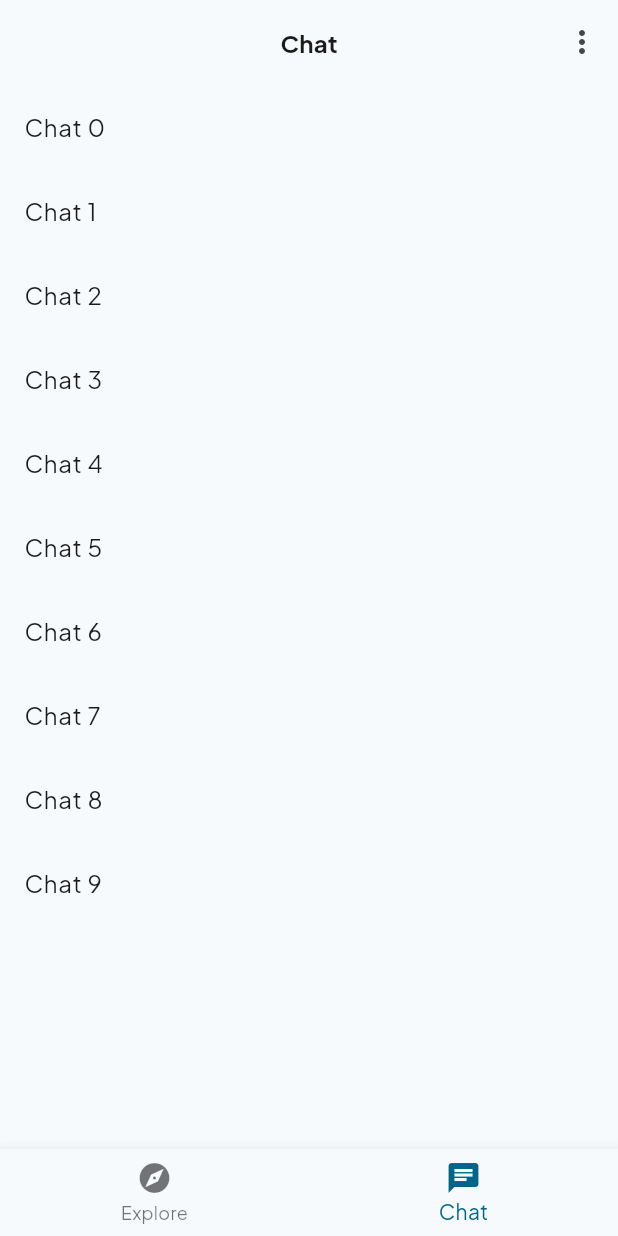
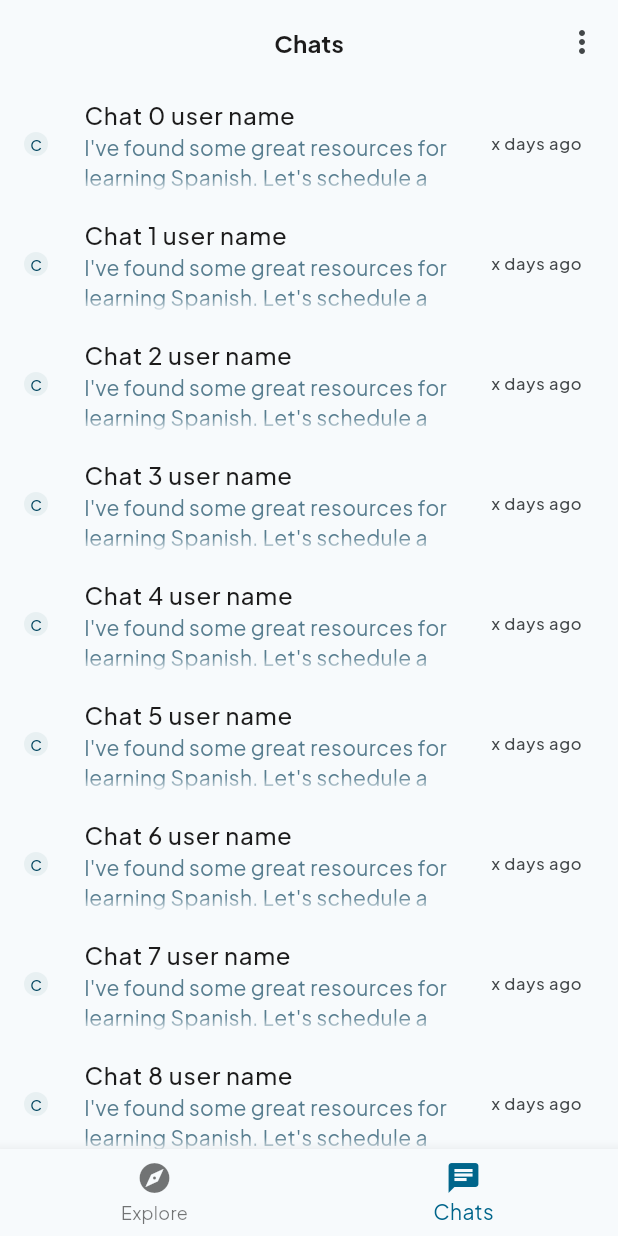
Before and after one commit to MoaazAtik/Reach-Skills, a Flutter app: the screen it shows after launch, on a phone screen of 412 x 824 dp. Run offline on Flutter 3.47's test engine with Material 3 defaults, Android fonts, the phone set to English and light mode, and no system bars; our stand-ins replace cloud_firestore, firebase_auth, firebase_core, go_router; missing offline and left inert: firebase_ui_auth, firebase_ui_localizations; accounts and stored records are empty.

Commit message:
feat: Introduce `ChatTile` widget and refine chat screen UI
This commit introduces a new `ChatTile` widget for displaying individual chat items and refines the UI of the chat screen.

```diff
--- a/lib/core/constants/strings.dart
+++ b/lib/core/constants/strings.dart
@@ -4,8 +4,8 @@ abstract class Str {
   static const profileScreenTitle = 'Profile';
   static const exploreScreenTitle = 'Interests';
   static const exploreScreenLabel = 'Explore';
-  static const chatScreenTitle = 'Chat';
-  static const messagesScreenTitle = 'Messages';
+  static const chatScreenTitle = 'Chats';
+  static const messagesScreenTitle = 'Reach';
   static const unknownScreenMessage = 'Unknown Screen';
   static const screenNotFoundMessage = '404\nScreen Not Found';
 
@@ -77,7 +77,7 @@ abstract class Str {
   static const wishesInputDescription = 'Wishes (comma-separated)';
   static const email = 'Email';
   static const lastUpdated = 'Last updated';
-  static const daysAgo = 'days ago';
+  static const mockDaysAgo = 'x days ago';
 
   static const saveProfile = 'Save Profile';
   static const fillRequiredFields = 'Please fill in all required fields.';
@@ -98,4 +98,6 @@ abstract class Str {
   static const mockInterestDescription = 'I\'m looking to learn how to play the guitar.\nI\'m a beginner and would love to find someone who can teach me the basics. I\'m available for lessons on weekends.';
   static const mockTags = ['Guitar', 'Music', 'Lessons', 'Art'];
   static const mockEmail = 'william.henry.harrison@example-pet-store.com';
+  static const mockMessage1 = 'I\'ve found some great resources for learning Spanish. Let\'s schedule a session!';
+  static const mockMessage2 = 'I\'ve been working on my graphic design portfolio. Let me know if you need any feedback.';
 }
--- a/lib/core/routing/routing.dart
+++ b/lib/core/routing/routing.dart
@@ -120,7 +120,7 @@ final router = GoRouter(
                     return ScaffoldAppBarBodies(
                       masterBody: masterBody,
                       detailBody: detailBody,
-                      appBarTitle: Str.chatScreenTitle,
+                      appBarTitle: Str.messagesScreenTitle,
                       isLoggedIn: context.watch<AuthViewModel>().isLoggedIn,
                     );
                   },
--- a/lib/core/theme/styles.dart
+++ b/lib/core/theme/styles.dart
@@ -29,9 +29,14 @@ abstract class Styles {
   static const fontSizeInterestDetailsSectionTitle = 18.0;
   static const fontSizeInterestDetailsUser = 16.0;
   static const fontSizeInterestDetailsDescription = 16.0;
+  static const fontSizeChatTitle = 16.0;
+  static const fontSizeChatSubtitle = 14.0;
   static const fontSizeButton = 16.0;
+  static const fontSizeChatAvatar = 10.0;
 
   static var menuElevation = 8.0;
+
+  static const radiusChatAvatar = 8.0;
 
   /// Colors
 
@@ -61,6 +66,8 @@ abstract class Styles {
 
   static const hintColor = Colors.blueGrey;
 
+  static const chatSubtitleColor = Color(0xFF577D8F);
+
   /// Styles
 
   static const interestDetailsTitleTextStyle = TextStyle(
@@ -81,6 +88,22 @@ abstract class Styles {
   static const interestDetailsDescriptionTextStyle = TextStyle(
     fontSize: fontSizeInterestDetailsDescription,
   );
+
+  static const chatTitleTextStyle = TextStyle(
+    fontSize: fontSizeChatTitle,
+    fontWeight: FontWeight.w500,
+  );
+
+  static const chatSubtitleTextStyle = TextStyle(
+    fontSize: fontSizeChatSubtitle,
+    color: chatSubtitleColor,
+    overflow: TextOverflow.fade,
+  );
+
+  // static const chatTimestampTextStyle = TextStyle(
+  //   fontSize: fontSizeChatSubtitle,
+  //   color: secondaryTextBlueColor,
+  // );
 
   static const interestChipTextStyle = TextStyle(fontSize: fontSizeChip);
 
--- a/lib/features/chat/ui/chat_body.dart
+++ b/lib/features/chat/ui/chat_body.dart
@@ -1,4 +1,7 @@
 import 'package:flutter/material.dart';
+import 'package:reach_skills/features/chat/ui/chat_tile.dart';
+
+import '../../../core/constants/strings.dart';
 
 class ChatBody extends StatelessWidget {
   final String? selectedChatId;
@@ -11,11 +14,11 @@ class ChatBody extends StatelessWidget {
     return ListView.builder(
       itemCount: 10,
       itemBuilder:
-          (context, index) => ListTile(
-            title: Text('Chat $index'),
-            onTap: () {
-              onTapChat(index.toString());
-            },
+          (context, index) => ChatTile(
+            // Todo replace chat name and message
+            name: 'Chat $index user name',
+            lastMessage: '${Str.mockMessage1} ${Str.mockMessage2}',
+            onTap: () => onTapChat(index.toString()),
           ),
     );
   }
--- /dev/null
+++ b/lib/features/chat/ui/chat_tile.dart
@@ -0,0 +1,45 @@
+import 'package:flutter/material.dart';
+
+import '../../../core/constants/strings.dart';
+import '../../../core/theme/styles.dart';
+
+class ChatTile extends StatelessWidget {
+  const ChatTile({
+    super.key,
+    required this.name,
+    required this.lastMessage,
+    required this.onTap,
+    // required this.timestamp,
+  });
+
+  final String name;
+  final String lastMessage;
+
+  // final String timestamp;
+  final void Function() onTap;
+
+  @override
+  Widget build(BuildContext context) {
+    return ListTile(
+      leading: CircleAvatar(
+        radius: Styles.radiusChatAvatar,
+        backgroundColor: Styles.skillChipBackgroundColor,
+        child: Text(
+          name[0],
+          style: TextStyle(fontSize: Styles.fontSizeChatAvatar),
+        ),
+      ),
+      title: Text(name, style: Styles.chatTitleTextStyle),
+      subtitle: Text(
+        lastMessage,
+        style: Styles.chatSubtitleTextStyle,
+        maxLines: 2,
+      ),
+      // trailing: Text('${calculateDaysDifferenceAndFormat(timestamp)}'),
+      trailing: Text(Str.mockDaysAgo),
+      onTap: () {
+        onTap();
+      },
+    );
+  }
+}
```
